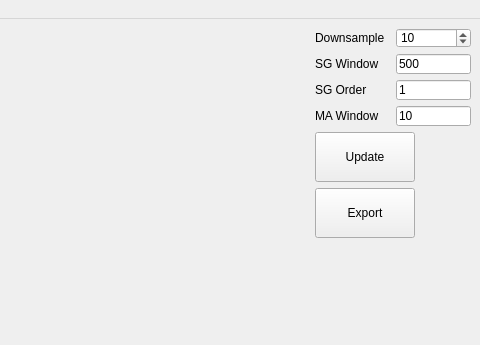
AlexKayurin/TideFilter, file project/_ui/_UI_Control.ui: the form before one commit; both pictures show x 320 to 800 and y 0 to 345 of the 800 by 600 pixel window.
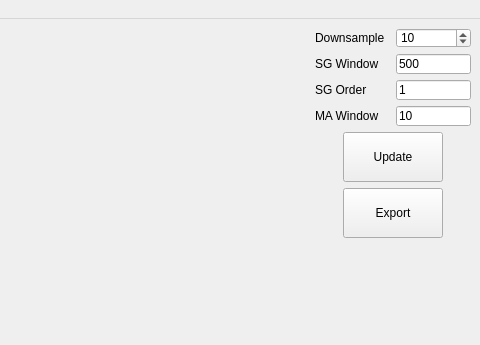
The form after the commit. Custom widgets are drawn as their Qt base class.

The edit to the form file:
```diff
--- a/project/_ui/_UI_Control.ui
+++ b/project/_ui/_UI_Control.ui
@@ -14,14 +14,14 @@
    <string>Tide Filter</string>
   </property>
   <widget class="QWidget" name="centralwidget">
-   <layout class="QVBoxLayout" name="verticalLayout_2">
+   <layout class="QVBoxLayout" name="verticalLayout_3">
     <item>
-     <layout class="QHBoxLayout" name="horizontalLayout_2">
+     <layout class="QHBoxLayout" name="horizontalLayout_3">
       <item>
        <widget class="PlotWidget" name="tideplot" native="true"/>
       </item>
       <item>
-       <layout class="QVBoxLayout" name="verticalLayout">
+       <layout class="QVBoxLayout" name="verticalLayout_2">
         <item>
          <layout class="QHBoxLayout" name="horizontalLayout_9">
           <item>
@@ -197,6 +197,26 @@
          </layout>
         </item>
         <item>
+         <layout class="QHBoxLayout" name="horizontalLayout_2">
+          <item>
+           <spacer name="horizontalSpacer_2">
+            <property name="orientation">
+             <enum>Qt::Orientation::Horizontal</enum>
+            </property>
+            <property name="sizeType">
+             <enum>QSizePolicy::Policy::Minimum</enum>
+            </property>
+            <property name="sizeHint" stdset="0">
+             <size>
+              <width>0</width>
+              <height>20</height>
+             </size>
+            </property>
+           </spacer>
+          </item>
+          <item>
+           <layout class="QVBoxLayout" name="verticalLayout">
+            <item>
          <widget class="QPushButton" name="b_run">
           <property name="minimumSize">
            <size>
@@ -233,6 +253,26 @@
            <string>Export</string>
           </property>
          </widget>
+            </item>
+           </layout>
+          </item>
+          <item>
+           <spacer name="horizontalSpacer_3">
+            <property name="orientation">
+             <enum>Qt::Orientation::Horizontal</enum>
+            </property>
+            <property name="sizeType">
+             <enum>QSizePolicy::Policy::Minimum</enum>
+            </property>
+            <property name="sizeHint" stdset="0">
+             <size>
+              <width>0</width>
+              <height>20</height>
+             </size>
+            </property>
+           </spacer>
+          </item>
+         </layout>
         </item>
         <item>
          <spacer name="verticalSpacer">
```
Lines whose indentation alone changed are shown as unchanged.
